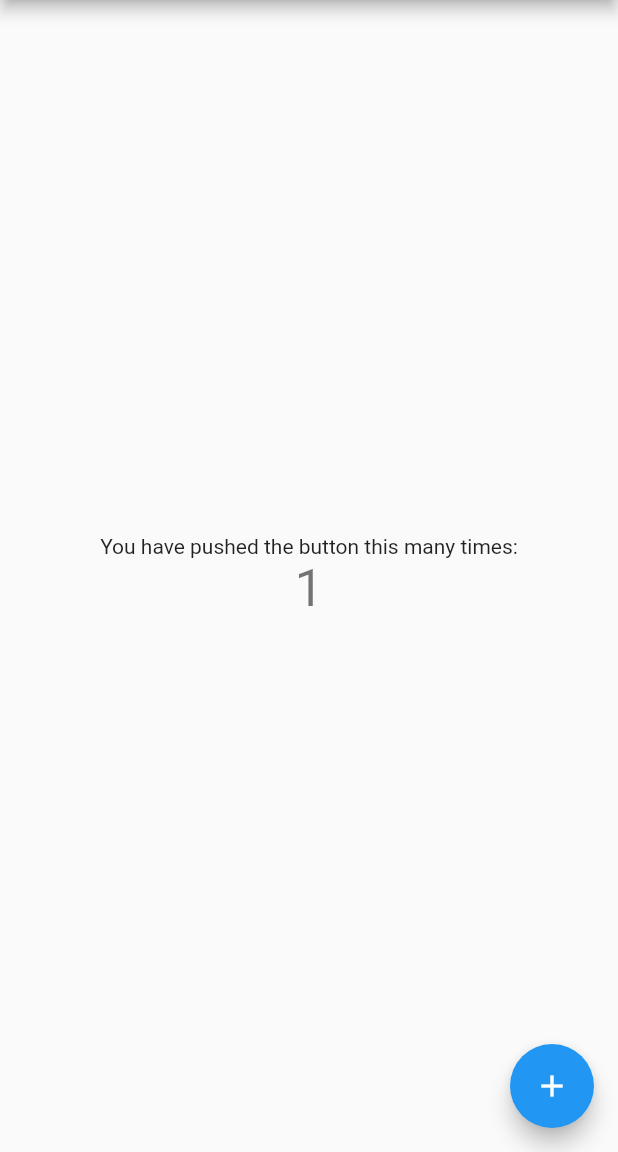
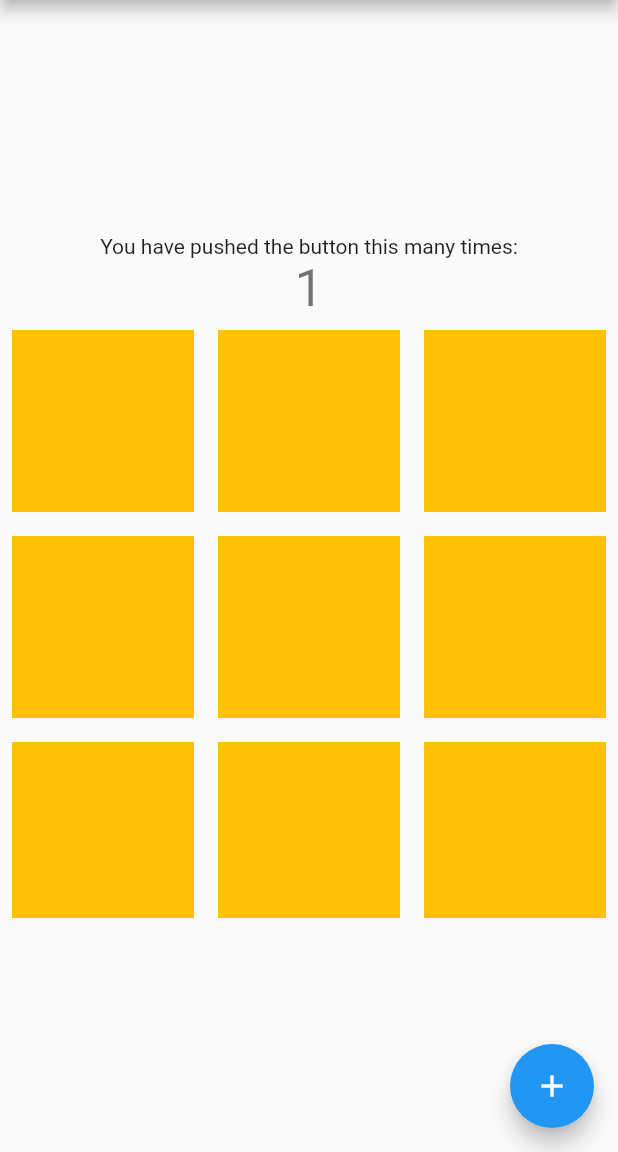
Before and after one commit to kazu-na/flutter_sample, a Flutter app: the screen it shows after launch, after a tap on the "add" icon, on a phone screen of 412 x 824 dp, the part 84-1236 px from its top. Run offline on Flutter 3.47's test engine with Material 2 defaults, Android fonts, the phone set to English and light mode, and no system bars.

Commit message:
sample GridView

```diff
--- a/flutter_app/lib/main.dart
+++ b/flutter_app/lib/main.dart
@@ -1,4 +1,5 @@
 import 'package:flutter/material.dart';
+import 'package:flutter_app/my_home_page.dart';
 
 void main() {
   runApp(const MyApp());
@@ -13,103 +14,9 @@ class MyApp extends StatelessWidget {
     return MaterialApp(
       title: 'Flutter Demo',
       theme: ThemeData(
-        // This is the theme of your application.
-        //
-        // Try running your application with "flutter run". You'll see the
-        // application has a blue toolbar. Then, without quitting the app, try
-        // changing the primarySwatch below to Colors.green and then invoke
-        // "hot reload" (press "r" in the console where you ran "flutter run",
-        // or simply save your changes to "hot reload" in a Flutter IDE).
-        // Notice that the counter didn't reset back to zero; the application
-        // is not restarted.
         primarySwatch: Colors.blue,
       ),
       home: const MyHomePage(title: 'Flutter Demo Home Page'),
     );
   }
 }
-
-class MyHomePage extends StatefulWidget {
-  const MyHomePage({Key? key, required this.title}) : super(key: key);
-
-  // This widget is the home page of your application. It is stateful, meaning
-  // that it has a State object (defined below) that contains fields that affect
-  // how it looks.
-
-  // This class is the configuration for the state. It holds the values (in this
-  // case the title) provided by the parent (in this case the App widget) and
-  // used by the build method of the State. Fields in a Widget subclass are
-  // always marked "final".
-
-  final String title;
-
-  @override
-  State<MyHomePage> createState() => _MyHomePageState();
-}
-
-class _MyHomePageState extends State<MyHomePage> {
-  int _counter = 0;
-
-  void _incrementCounter() {
-    setState(() {
-      // This call to setState tells the Flutter framework that something has
-      // changed in this State, which causes it to rerun the build method below
-      // so that the display can reflect the updated values. If we changed
-      // _counter without calling setState(), then the build method would not be
-      // called again, and so nothing would appear to happen.
-      _counter++;
-    });
-  }
-
-  @override
-  Widget build(BuildContext context) {
-    // This method is rerun every time setState is called, for instance as done
-    // by the _incrementCounter method above.
-    //
-    // The Flutter framework has been optimized to make rerunning build methods
-    // fast, so that you can just rebuild anything that needs updating rather
-    // than having to individually change instances of widgets.
-    return Scaffold(
-      appBar: AppBar(
-        // Here we take the value from the MyHomePage object that was created by
-        // the App.build method, and use it to set our appbar title.
-        title: Text(widget.title),
-      ),
-      body: Center(
-        // Center is a layout widget. It takes a single child and positions it
-        // in the middle of the parent.
-        child: Column(
-          // Column is also a layout widget. It takes a list of children and
-          // arranges them vertically. By default, it sizes itself to fit its
-          // children horizontally, and tries to be as tall as its parent.
-          //
-          // Invoke "debug painting" (press "p" in the console, choose the
-          // "Toggle Debug Paint" action from the Flutter Inspector in Android
-          // Studio, or the "Toggle Debug Paint" command in Visual Studio Code)
-          // to see the wireframe for each widget.
-          //
-          // Column has various properties to control how it sizes itself and
-          // how it positions its children. Here we use mainAxisAlignment to
-          // center the children vertically; the main axis here is the vertical
-          // axis because Columns are vertical (the cross axis would be
-          // horizontal).
-          mainAxisAlignment: MainAxisAlignment.center,
-          children: <Widget>[
-            const Text(
-              'You have pushed the button this many times:',
-            ),
-            Text(
-              '$_counter',
-              style: Theme.of(context).textTheme.headline4,
-            ),
-          ],
-        ),
-      ),
-      floatingActionButton: FloatingActionButton(
-        onPressed: _incrementCounter,
-        tooltip: 'Increment',
-        child: const Icon(Icons.add),
-      ), // This trailing comma makes auto-formatting nicer for build methods.
-    );
-  }
-}
--- /dev/null
+++ b/flutter_app/lib/my_home_page.dart
@@ -0,0 +1,58 @@
+import 'package:flutter/material.dart';
+
+class MyHomePage extends StatefulWidget {
+  const MyHomePage({Key? key, required this.title}) : super(key: key);
+
+  final String title;
+
+  @override
+  State<MyHomePage> createState() => _MyHomePageState();
+}
+
+class _MyHomePageState extends State<MyHomePage> {
+  int _counter = 0;
+
+  void _incrementCounter() {
+    setState(() {
+      _counter++;
+    });
+  }
+
+  @override
+  Widget build(BuildContext context) {
+    return Scaffold(
+      appBar: AppBar(
+        title: Text(widget.title),
+      ),
+      body: Center(
+        child: Column(
+          mainAxisAlignment: MainAxisAlignment.center,
+          children: <Widget>[
+            const Text(
+              'You have pushed the button this many times:',
+            ),
+            Text(
+              '$_counter',
+              style: Theme.of(context).textTheme.headline4,
+            ),
+            SizedBox(
+              height: 400,
+              child: GridView.count(crossAxisCount: 3, children: [
+                for (var i = 0; i < 9; i++)
+                  const Padding(
+                    padding: EdgeInsets.all(8.0),
+                    child: ColoredBox(color: Colors.amber),
+                  ),
+              ]),
+            ),
+          ],
+        ),
+      ),
+      floatingActionButton: FloatingActionButton(
+        onPressed: _incrementCounter,
+        tooltip: 'Increment',
+        child: const Icon(Icons.add),
+      ), // This trailing comma makes auto-formatting nicer for build methods.
+    );
+  }
+}
```
Also changed, not shown: 1 other file.
